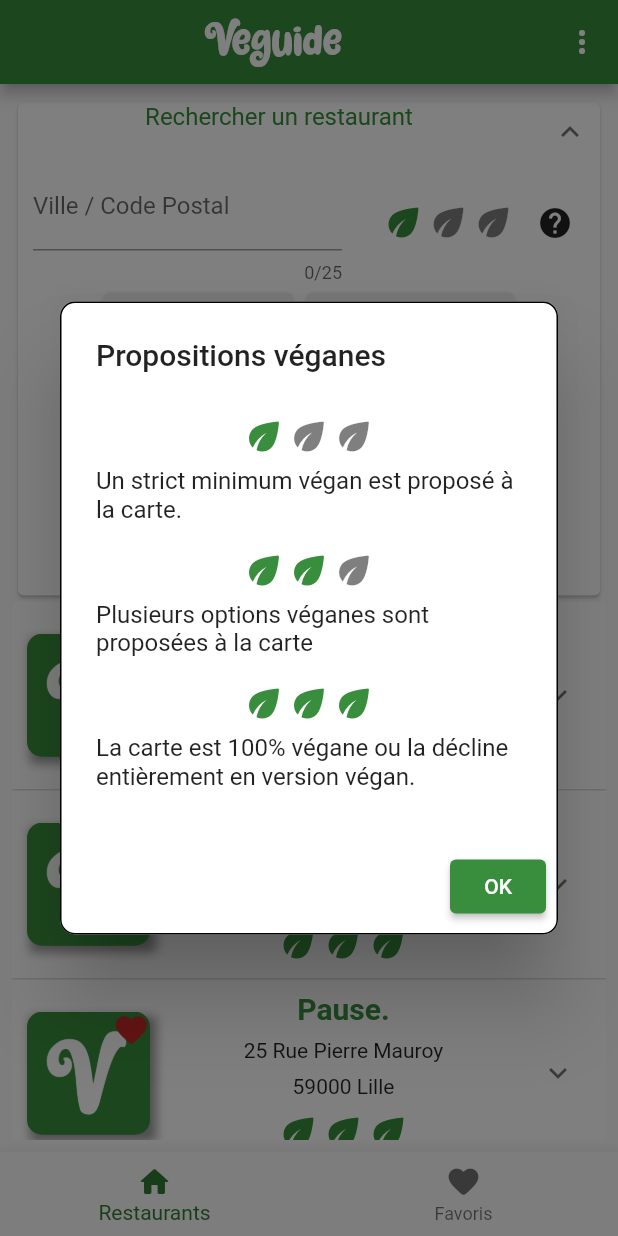
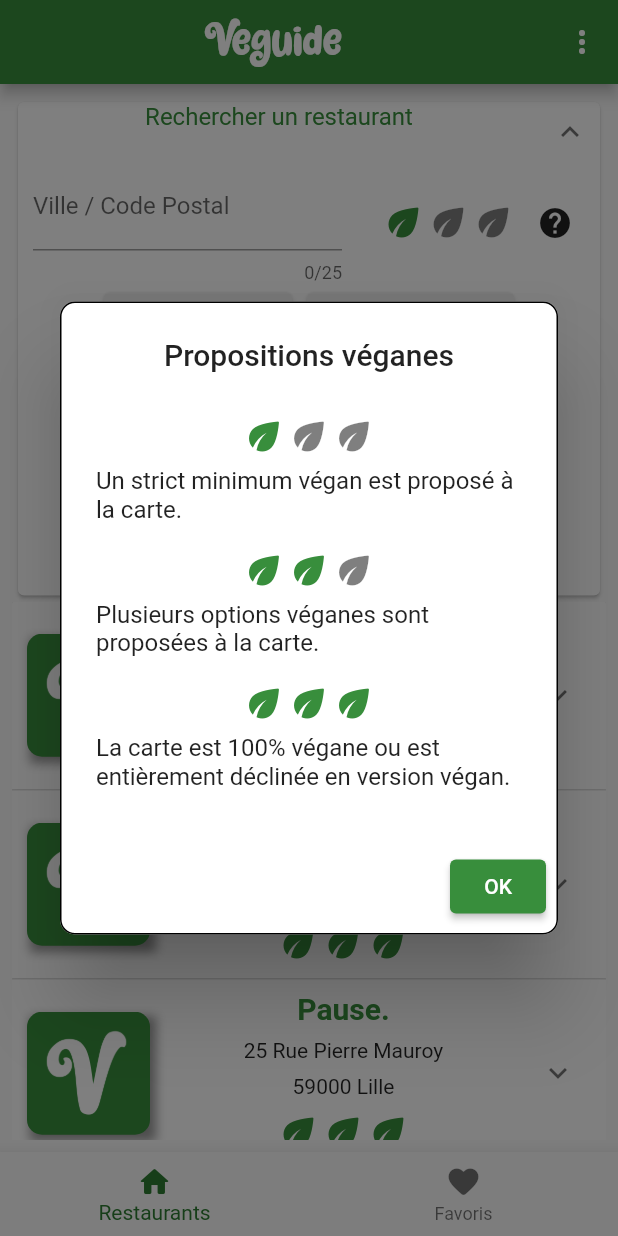
Before and after one commit to QuentinLHB/Veguide, a Flutter app: the screen it shows after launch, after a tap on "Rechercher un restaurant", after a tap on the "help" icon, on a phone screen of 412 x 824 dp. Run offline on Flutter 3.47's test engine with Material 2 defaults, Android fonts, the phone set to English and light mode, and no system bars; drawn by our look-alikes of expandable; network calls fail.

Commit message:
Fixed restaurant edit inkwell's hitbox ; Added schedule (front and back)

```diff
--- a/lib/controller/controller.dart
+++ b/lib/controller/controller.dart
@@ -1,4 +1,6 @@
+import 'package:flutter/material.dart';
 import 'package:veguide/modele/restaurant.dart';
+import 'package:veguide/modele/schedule.dart';
 
 class Controller {
   static final Controller _controller = Controller._privateConstructor();
@@ -18,8 +20,8 @@ class Controller {
         name: "La Clairière",
         desc:
             "Cuisine saine et gourmande privilégiant les aliments BIO et locaux. Garantie sans huile de palme et sans produit d'origine animale.",
-        fb: "https://www.facebook.com/LaClairiereLille/",
-        phone: "0678549057",
+        fb: "LaClairiereLille/",
+        phone: "03 20 11 23 16",
         address: "75 Bd de la Liberté",
         cityCode: "59000",
         city: "Lille",
@@ -27,7 +29,15 @@ class Controller {
             "https://scontent.fcdg1-1.fna.fbcdn.net/v/t1.18169-9/21731345_362591967511569_6909665824263452218_n.jpg?_nc_cat=100&ccb=1-5&_nc_sid=09cbfe&_nc_ohc=WJsRGbalGhMAX90XkBo&_nc_ht=scontent.fcdg1-1.fna&oh=00_AT_fvowCBUn-A84uC_T7T4UkwXQggfXBgfydKZMUPe2iLA&oe=6268502A",
         leafLevel: 2,
         tagIds: [4],
-        isFav: true);
+        isFav: true,
+        shedules: [
+          Schedule(idJour: 0, jour: "Lundi"),
+          Schedule(
+              idJour: 1,
+              jour: "Mardi",
+              opensAtPM: TimeOfDay(hour: 12, minute: 30),
+              closesAtPM: TimeOfDay(hour: 14, minute: 30))
+        ]);
 
     var r2 = Restaurant(
         id: 2,
@@ -35,7 +45,7 @@ class Controller {
         desc:
             "Des plats français & du monde revisités, à la façon d'un estaminet. Blanquette, carbonade, ramen, poutine, tartare & co n'auront plus de secret pour vous.. & en version 100% végétale !",
         website: "https://www.annieskitchen.fr/",
-        fb: "https://www.facebook.com/annieskitchenlille/",
+        fb: "annieskitchenlille",
         phone: "06 78 54 90 57",
         address: "222 Rue Léon Gambetta",
         cityCode: "59000",
@@ -44,7 +54,28 @@ class Controller {
             "https://scontent.fcdg1-1.fna.fbcdn.net/v/t1.18169-9/27751512_165608680890200_4058145502370455996_n.jpg?_nc_cat=102&ccb=1-5&_nc_sid=174925&_nc_ohc=Ci8t__dM6H8AX-hfQ7w&_nc_ht=scontent.fcdg1-1.fna&oh=00_AT8XzPU0rIUk8BUQFQODxOme4PyfklrShltqZkovX80K7g&oe=62688694",
         leafLevel: 3,
         tagIds: [5, 4],
-        isFav: false);
+        isFav: false,
+        shedules: [
+          Schedule(idJour: 0, jour: "Lundi"),
+          Schedule(
+              idJour: 1,
+              jour: "Mardi",
+              opensAtAM: TimeOfDay(hour: 12, minute: 30),
+              closesAtAM: TimeOfDay(hour: 14, minute: 30)),
+          Schedule(idJour: 2, jour: "Mercredi",
+              opensAtAM: TimeOfDay(hour: 12, minute: 0), closesAtAM: TimeOfDay(hour:13, minute: 0)),
+          Schedule(idJour: 3, jour: "Jeudi",
+              opensAtAM: TimeOfDay(hour: 12, minute: 0), closesAtAM: TimeOfDay(hour:13, minute: 0), opensAtPM: TimeOfDay(hour: 19, minute: 0), closesAtPM:TimeOfDay(hour: 21, minute: 0), ),
+          Schedule(idJour: 4, jour: "Vendredi",
+            opensAtAM: TimeOfDay(hour: 12, minute: 0), closesAtAM: TimeOfDay(hour:13, minute: 0), opensAtPM: TimeOfDay(hour: 19, minute: 0), closesAtPM:TimeOfDay(hour: 21, minute: 0), ),
+          Schedule(idJour: 5, jour: "Samedi",
+            opensAtAM: TimeOfDay(hour: 12, minute: 0), closesAtAM: TimeOfDay(hour:13, minute: 0), opensAtPM: TimeOfDay(hour: 19, minute: 0), closesAtPM:TimeOfDay(hour: 21, minute: 0), ),
+          Schedule(idJour: 6, jour: "Mercredi",
+            opensAtAM: TimeOfDay(hour: 12, minute: 0), closesAtAM: TimeOfDay(hour:13, minute: 0), opensAtPM: TimeOfDay(hour: 19, minute: 0), closesAtPM:TimeOfDay(hour: 21, minute: 0), ),
+          Schedule(idJour: 7, jour: "Dimanche"),
+
+        ],
+    );
 
     var r3 = Restaurant(
       id: 3,
@@ -60,6 +91,7 @@ class Controller {
       leafLevel: 3,
       tagIds: [1, 2, 3, 4, 5],
       isFav: true,
+      shedules: [],
     );
 
     var r4 = Restaurant(
@@ -74,6 +106,7 @@ class Controller {
       imageURI: "",
       leafLevel: 3,
       tagIds: [1],
+      shedules: [],
     );
 
     var r5 = Restaurant(
@@ -89,6 +122,7 @@ class Controller {
       leafLevel: 2,
       tagIds: [1, 2],
       isFav: false,
+      shedules: [],
     );
 
     return [r1, r2, r3, r4, r5];
--- a/lib/main.dart
+++ b/lib/main.dart
@@ -16,12 +16,15 @@ class MyApp extends StatelessWidget {
       title: 'Veguide',
       theme: ThemeData(
         colorScheme: ColorScheme.fromSwatch().copyWith(
-        primary: Colors.green[700],
-        secondary: Colors.green.shade700),
+            primary: Colors.green[700], secondary: Colors.green.shade700),
         primaryTextTheme: TextTheme(
-          titleLarge: TextStyle(fontSize: 20, color: deepGreen, fontWeight: FontWeight.bold),
-            titleMedium: TextStyle(color: Colors.green.shade700,),
-            bodyMedium: TextStyle(color: Colors.black),
+          titleLarge: TextStyle(
+              fontSize: 20, color: deepGreen, fontWeight: FontWeight.bold),
+          titleMedium: TextStyle(
+            color: Colors.green.shade700, fontSize: 16
+          ),
+          bodyLarge: TextStyle(color: Colors.green.shade700),
+          bodyMedium: TextStyle(color: Colors.black),
         ),
       ),
       home: const Root(title: 'Veguide'),
--- a/lib/modele/restaurant.dart
+++ b/lib/modele/restaurant.dart
@@ -1,4 +1,5 @@
 import 'package:flutter/material.dart';
+import 'package:veguide/modele/schedule.dart';
 import 'package:veguide/modele/tag.dart';
 import 'package:veguide/tools.dart';
 
@@ -22,7 +23,9 @@ class Restaurant {
 
   String? _fb;
 
-  String? get fb => _fb;
+  String? get fb {
+    if(_fb != null) return "https://www.facebook.com/{}" + _fb!;
+  else return null;}
 
   String _phone;
 
@@ -55,6 +58,8 @@ class Restaurant {
   bool get isFav => _isFav;
   set isFav(bool isFav) => _isFav = isFav;
 
+  List<Schedule> _schedules;
+  List<Schedule> get schedules => _schedules;
 
   factory Restaurant({
     required int id,
@@ -69,6 +74,7 @@ class Restaurant {
     required String imageURI,
     required int leafLevel,
     required List<int> tagIds,
+    required List<Schedule> shedules,
     bool? isFav,
     // required List<> //TODO: ajouter horaires
   }){
@@ -82,11 +88,11 @@ class Restaurant {
     if(fb != null){
       fb = Tools.removeHttp(fb);
     }
-    return Restaurant._(id, name, desc, website, fb, phone, address, cityCode, city, imageURI, leafLevel, tags, isFav);
+    return Restaurant._(id, name, desc, website, fb, phone, address, cityCode, city, imageURI, leafLevel, tags, shedules, isFav);
   }
 
   Restaurant._(this._id, this._name, this._desc, this._website, this._fb,
-      this._phone, this._address, this._cityCode, this._city, this._imageURI, this._leafLevel, this._tags, bool? isFav){
+      this._phone, this._address, this._cityCode, this._city, this._imageURI, this._leafLevel, this._tags, this._schedules, bool? isFav){
     if(isFav != null) _isFav = isFav;
   }
 
--- /dev/null
+++ b/lib/modele/schedule.dart
@@ -0,0 +1,76 @@
+import 'package:flutter/material.dart';
+
+class Schedule {
+  int _idJour;
+  String _jour;
+  TimeOfDay? _opensAtAM;
+  TimeOfDay? _closesAtAM;
+  TimeOfDay? _opensAtPM;
+  TimeOfDay? _closesAtPM;
+
+  Schedule._(this._idJour, this._jour, this._opensAtAM, this._closesAtAM,
+      this._opensAtPM, this._closesAtPM);
+
+  factory Schedule(
+      {required int idJour,
+      required String jour,
+      TimeOfDay? opensAtAM,
+      TimeOfDay? closesAtAM,
+      TimeOfDay? opensAtPM,
+      TimeOfDay? closesAtPM}) {
+    return Schedule._(
+        idJour, jour, opensAtAM, closesAtAM, opensAtPM, closesAtPM);
+  }
+
+  String get jour => _jour;
+
+  TimeOfDay? get opensAtAM => _opensAtAM;
+
+  // String get opensAtAMDisplay => _opensAtAM.toString() ?? "-";
+
+  TimeOfDay? get closesAtPM => _closesAtPM;
+
+  // String get closesAtPMDisplay => closesAtPM.toString() ?? "-";
+
+  TimeOfDay? get opensAtPM => _opensAtPM;
+
+  // String get opensAtPMDisplay => opensAtPM.toString() ?? "-";
+
+  TimeOfDay? get closesAtAM => _closesAtAM;
+
+  @override
+  String toString() {
+    return "$_jour : ${getHours()}";
+  }
+
+  String getHours() {
+    String _reformat(int value) {
+      if (value < 10) return '0$value';
+      return value.toString();
+    }
+
+    String? morning;
+    String? afternoon;
+    String result = "";
+
+    if (_opensAtAM != null && _closesAtAM != null) {
+      morning =
+          "${_reformat(_opensAtAM!.hour)}:${_reformat(_opensAtAM!.minute)} - ${_reformat(_closesAtAM!.hour)}:${_reformat(_opensAtAM!.minute)}";
+    }
+    if (_opensAtPM != null && _closesAtPM != null) {
+      afternoon =
+          "${_reformat(_opensAtPM!.hour)}:${_reformat(_opensAtPM!.minute)} - ${_reformat(_closesAtPM!.hour)}:${_reformat(_opensAtPM!.minute)}";
+    }
+
+    // No data
+    if (morning == null && afternoon == null) return result += " - ";
+
+    // Morning hours
+    if (morning != null) result += morning;
+
+    // Morning - Afternoon, coma-separated.
+    if (morning != null && afternoon != null) result += " / ";
+
+    return result + (afternoon ?? "");
+  }
+}
--- a/lib/tools.dart
+++ b/lib/tools.dart
@@ -39,7 +39,7 @@ class Tools{
             opacity: a1.value,
             child:  AlertDialog(
               shape: OutlineInputBorder(borderRadius: BorderRadius.circular(10.0)),
-              title: Text(title),
+              title: Center(child: Text(title)),
               content: content,
               actions: actions,
             ),
--- a/lib/view/widgets/fav_button.dart
+++ b/lib/view/widgets/fav_button.dart
@@ -33,7 +33,7 @@ class _FavButtonState extends State<FavButton>
       padding: EdgeInsets.zero,
       constraints: BoxConstraints(),
       alignment: Alignment.topRight,
-      iconSize: 25,
+      iconSize: 30,
         onPressed: () {
           _animate();
           setState(() {});
--- a/lib/view/widgets/leaves.dart
+++ b/lib/view/widgets/leaves.dart
@@ -68,9 +68,9 @@ class _LeavesState extends State<Leaves> with TickerProviderStateMixin {
                         "Un strict minimum végan est proposé à la carte."),
                     _buildLeafExplaination(
                         2,
-                        "Plusieurs options véganes sont proposées à la carte"),
+                        "Plusieurs options véganes sont proposées à la carte."),
                     _buildLeafExplaination(3,
-                        "La carte est 100% végane ou la décline entièrement en version végan."),
+                        "La carte est 100% végane ou est entièrement déclinée en version végan."),
                   ],
                 ));
           },
--- a/lib/view/widgets/restaurants_expandable_list.dart
+++ b/lib/view/widgets/restaurants_expandable_list.dart
@@ -2,7 +2,9 @@ import 'package:flutter/material.dart';
 import 'package:veguide/controller/controller.dart';
 import 'package:veguide/controller/leaves_controller.dart';
 import 'package:veguide/modele/restaurant.dart';
+import 'package:veguide/modele/schedule.dart';
 import 'package:veguide/modele/tag.dart';
+import 'package:veguide/tools.dart';
 import 'package:veguide/view/styles.dart';
 import 'package:veguide/view/widgets/expandable_tag_button.dart';
 import 'package:veguide/view/widgets/fav_button.dart';
@@ -89,7 +91,8 @@ class _RestaurantsExpandableListState extends State<RestaurantsExpandableList> {
                       children: [
                         ClipRRect(
                           borderRadius: BorderRadius.circular(10.0),
-                          child: restau.imageURI != null && restau.imageURI!.isNotEmpty
+                          child: restau.imageURI != null &&
+                                  restau.imageURI!.isNotEmpty
                               ? FadeInImage.assetNetwork(
                                   placeholder: 'assets/icons/icon.jpg',
                                   imageErrorBuilder: (context, object, trace) {
@@ -98,18 +101,6 @@ class _RestaurantsExpandableListState extends State<RestaurantsExpandableList> {
                                   image: restau.imageURI!)
                               : Image.asset('assets/icons/icon.jpg'),
                         ),
-
-                        /// Favorite button on the top right corner of the image.
-                        Positioned(
-                          child: FavButton(
-                            isFav: restau.isFav,
-                            onPressed: () {
-                              restau.isFav = !restau.isFav;
-                            },
-                          ),
-                          right: 0,
-                          top: 0,
-                        )
                       ],
                     ),
                   ),
@@ -165,6 +156,7 @@ class _RestaurantsExpandableListState extends State<RestaurantsExpandableList> {
     }
 
     List<Widget> contactButtons = [];
+
     contactButtons.add(
       createContactButton(
           onPressed: () => _makePhoneCall(restaurant.phone),
@@ -185,6 +177,31 @@ class _RestaurantsExpandableListState extends State<RestaurantsExpandableList> {
 
     return Column(
       children: [
+        Padding(
+          padding: const EdgeInsets.only(bottom: 10.0),
+          child: InkWell(
+            child: Row(
+              mainAxisSize: MainAxisSize.min,
+              children: [
+                Icon(
+                  Icons.watch_later_outlined,
+                  color: deepGreen,
+                  size: 28,
+                ),
+                SizedBox(
+                  width: 5,
+                ),
+                Text(
+                  "Heures d'ouverture",
+                  style: Theme.of(context).primaryTextTheme.titleMedium,
+                ),
+              ],
+            ),
+            onTap: () {
+              _openHoursPopUpMenu(restaurant);
+            },
+          ),
+        ),
         Wrap(children: contactButtons),
         Padding(
           padding: const EdgeInsets.symmetric(vertical: 8.0, horizontal: 5.0),
@@ -197,20 +214,24 @@ class _RestaurantsExpandableListState extends State<RestaurantsExpandableList> {
           children: tagButtons,
         ),
         Padding(
-          padding: const EdgeInsets.symmetric(vertical: 10.0),
-          child: Align(
-            alignment: Alignment.centerRight,
-            child: InkWell(
+          padding: const EdgeInsets.symmetric(horizontal: 8.0),
           child: Row(
-                mainAxisAlignment: MainAxisAlignment.end,
+            children: [
+              InkWell(
+                child: Row(
+                  mainAxisAlignment: MainAxisAlignment.start,
                   mainAxisSize: MainAxisSize.min,
+                  crossAxisAlignment: CrossAxisAlignment.end,
                   children: [
-                  Icon(Icons.edit_note,
+                    Icon(
+                      Icons.edit_note,
                       // color: deepGreen,
-                    size: 20,),
+                      size: 20,
+                    ),
                     Text(
                       "Suggérer une modification",
-                    style: TextStyle(fontStyle: FontStyle.italic, fontSize: 12),
+                      style:
+                          TextStyle(fontStyle: FontStyle.italic, fontSize: 12),
                     ),
                   ],
                 ),
@@ -218,6 +239,14 @@ class _RestaurantsExpandableListState extends State<RestaurantsExpandableList> {
                   // TODO : Redirection vers formulaire
                 },
               ),
+              Spacer(),
+              FavButton(
+                isFav: restaurant.isFav,
+                onPressed: () {
+                  restaurant.isFav = !restaurant.isFav;
+                },
+              ),
+            ],
           ),
         )
       ],
@@ -240,6 +269,7 @@ class _RestaurantsExpandableListState extends State<RestaurantsExpandableList> {
               mainAxisSize: MainAxisSize.min,
               children: [
                 icon == null ? const SizedBox.shrink() : Icon(icon),
+                (icon == null || content == null) ? SizedBox.shrink() : SizedBox(width: 4,),
                 content == null ? const SizedBox.shrink() : Text(content),
               ],
             ),
@@ -273,6 +303,45 @@ class _RestaurantsExpandableListState extends State<RestaurantsExpandableList> {
     }
   }
 
+  void _openHoursPopUpMenu(Restaurant restaurant) {
+    List<Widget> scheduleWidgets = [];
+    for (Schedule schedule in restaurant.schedules) {
+      scheduleWidgets.add(
+        Padding(
+          padding: const EdgeInsets.symmetric(vertical: 5.0),
+          child: RichText(
+            text: TextSpan(
+              children: [
+                TextSpan(
+                    text: schedule.jour + " : ",
+                    style: Theme.of(context).primaryTextTheme.bodyLarge),
+                TextSpan(text: schedule.getHours(), style: Theme.of(context).primaryTextTheme.bodyMedium),
+              ],
+            ),
+          ),
+        ),
+      );
+    }
+
+    Tools.showAnimatedDialog(
+      context: context,
+      title: "Horaires d'ouverture",
+      content: Column(
+        crossAxisAlignment: CrossAxisAlignment.start,
+        mainAxisSize: MainAxisSize.min,
+        children: scheduleWidgets,
+      ),
+      actions: <Widget>[
+        ElevatedButton(
+          onPressed: () {
+            Navigator.of(context).pop();
+          },
+          child: const Text('OK'),
+        ),
+      ],
+    );
+  }
+
 // void _scrollDown() {
 //   _scrollController.animateTo(
 //     _scrollController.position.maxScrollExtent,
```
Also changed, not shown: lib/view/pages/restau_suggestion_page.dart (+17 -5 lines). Lines whose indentation alone changed are shown as unchanged.
